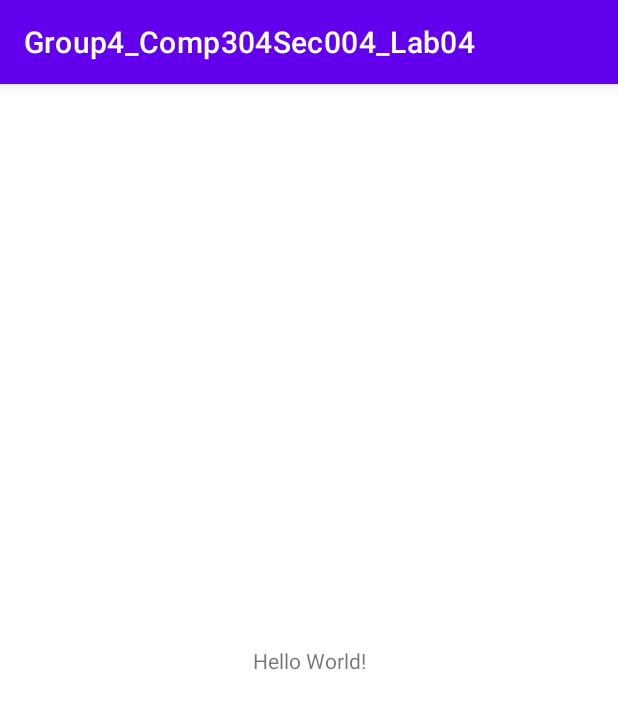
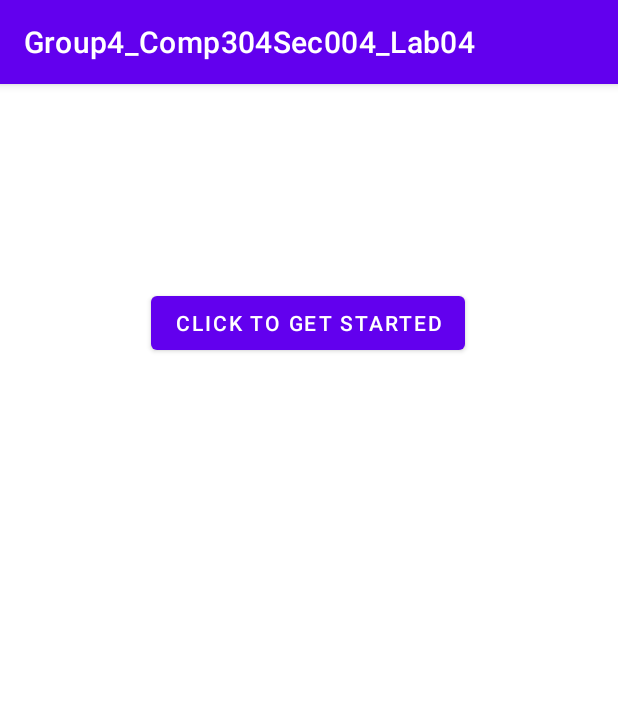
Before and after one commit to Mattdfd/Group4_Lab04, an Android app: the screen it shows after launch (MainActivity), on a phone screen of 412 x 824 dp. Shown: the top 709 px of the screen. Run offline under Robolectric (Android 15) with nearby library versions, the phone set to English and light mode, and no system bars; 1 statement that could not run was skipped.

Commit message:
added intnent

```diff
--- a/app/src/main/AndroidManifest.xml
+++ b/app/src/main/AndroidManifest.xml
@@ -14,6 +14,9 @@
         android:theme="@style/Theme.Group4_Comp304Sec004_Lab04"
         tools:targetApi="31">
         <activity
+            android:name=".login"
+            android:exported="false" />
+        <activity
             android:name=".MainActivity"
             android:exported="true">
             <intent-filter>
--- a/app/src/main/res/layout/activity_main.xml
+++ b/app/src/main/res/layout/activity_main.xml
@@ -6,13 +6,15 @@
     android:layout_height="match_parent"
     tools:context=".MainActivity">
 
-    <TextView
+    <Button
+        android:id="@+id/enterbtn"
         android:layout_width="wrap_content"
         android:layout_height="wrap_content"
-        android:text="Hello World!"
+        android:text="Click to get started"
         app:layout_constraintBottom_toBottomOf="parent"
         app:layout_constraintEnd_toEndOf="parent"
+        app:layout_constraintHorizontal_bias="0.498"
         app:layout_constraintStart_toStartOf="parent"
-        app:layout_constraintTop_toTopOf="parent" />
-
+        app:layout_constraintTop_toTopOf="parent"
+        app:layout_constraintVertical_bias="0.188" />
 </androidx.constraintlayout.widget.ConstraintLayout>
```
Also changed, not shown: app/src/main/java/com/example/group4_comp304sec004_lab04/MainActivity.java (+17 -0 lines), app/src/main/java/com/example/group4_comp304sec004_lab04/login.java (added, +16 -0 lines), app/src/main/res/layout/activity_login.xml (added, +9 -0 lines).
